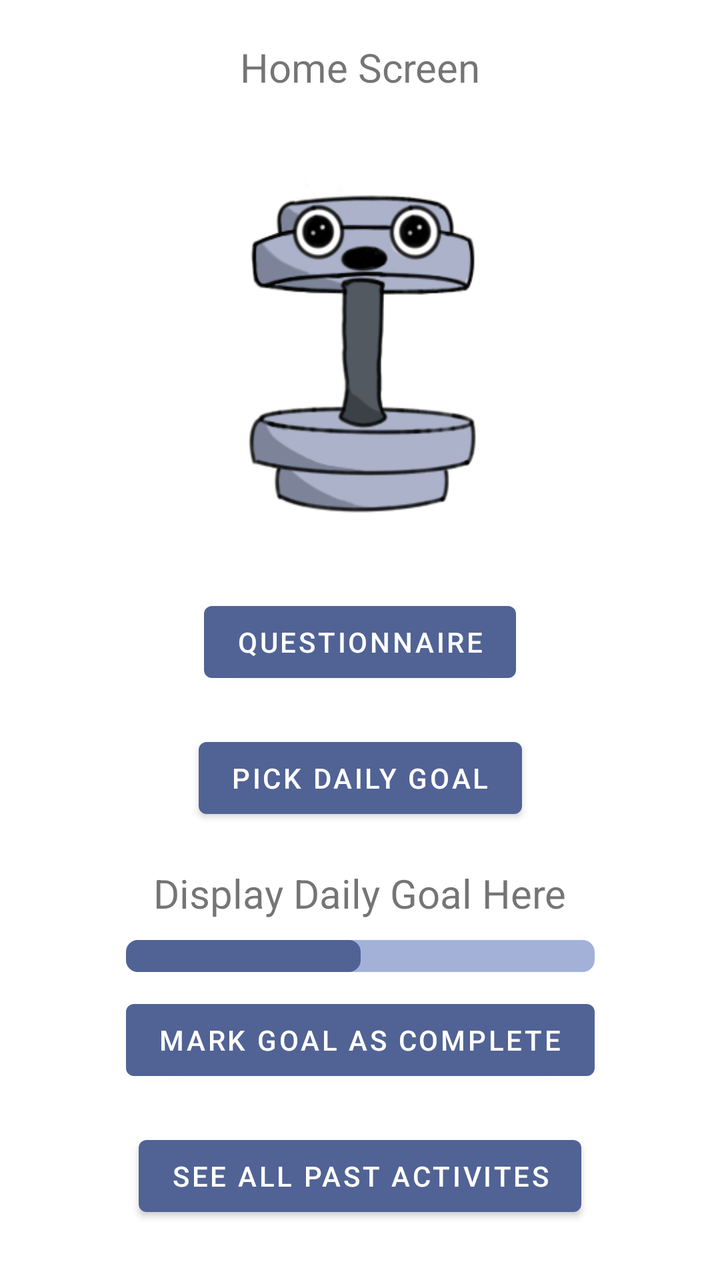
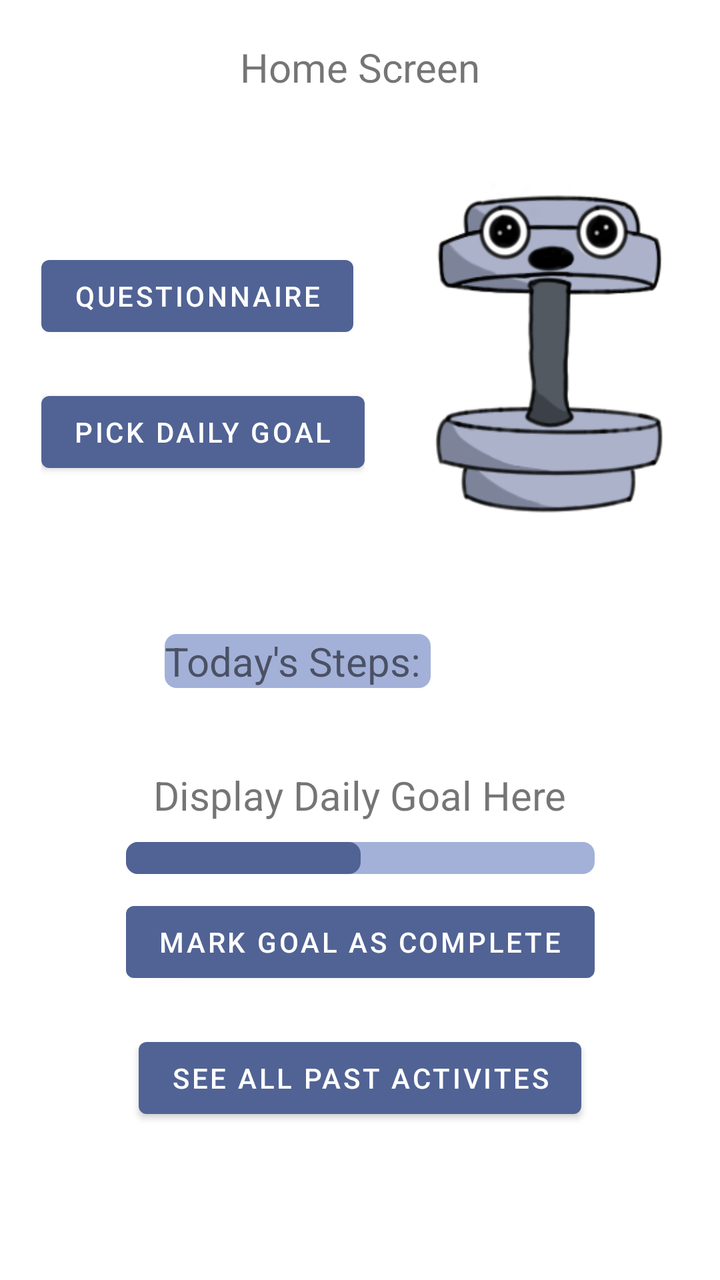

The first picture is an Android layout as it rendered before a commit; the second is the same layout after the commit. The layout source and the unified diff follow.
<!-- AndroidManifest.xml: application theme Theme.SELab23B02 -->
<!-- res/layout/fragment_home.xml -->
<?xml version="1.0" encoding="utf-8"?>
<androidx.constraintlayout.widget.ConstraintLayout xmlns:android="http://schemas.android.com/apk/res/android"
    xmlns:app="http://schemas.android.com/apk/res-auto"
    xmlns:tools="http://schemas.android.com/tools"
    android:layout_width="match_parent"
    android:layout_height="match_parent"
    tools:context=".HomeFragment">

    <ScrollView
        android:layout_width="match_parent"
        android:layout_height="match_parent">

        <androidx.constraintlayout.widget.ConstraintLayout
            android:layout_width="match_parent"
            android:layout_height="match_parent">

            <TextView
                android:id="@+id/textView"
                android:layout_width="wrap_content"
                android:layout_height="wrap_content"
                android:layout_gravity="center"
                android:text="Home Screen"
                android:textSize="20sp"
                app:layout_constraintLeft_toLeftOf="parent"
                app:layout_constraintRight_toRightOf="parent"
                app:layout_constraintTop_toTopOf="parent"
                android:layout_marginTop="20dp"
                />
            <ImageButton
                android:id="@+id/buttonLittleBeing"
                android:layout_width="132dp"
                android:layout_height="210dp"
                android:background="@drawable/little_being"
                app:layout_constraintLeft_toLeftOf="parent"
                app:layout_constraintRight_toRightOf="parent"
                app:layout_constraintTop_toBottomOf="@id/textView"
                android:layout_marginTop="20dp"/>

            <Button
                android:id="@+id/QuestionnaireButton"
                android:layout_width="wrap_content"
                android:layout_height="wrap_content"
                android:onClick="QuestionnaireClicked"
                android:text="Questionnaire"
                app:layout_constraintLeft_toLeftOf="parent"
                app:layout_constraintRight_toRightOf="parent"
                app:layout_constraintTop_toBottomOf="@id/buttonLittleBeing"
                android:layout_marginTop="20dp"/>

            <Button
                android:id="@+id/DailyGoalButton"
                android:layout_width="wrap_content"
                android:layout_height="wrap_content"
                android:onClick="PickDailyGoalClicked"
                android:text="Pick Daily Goal"
                app:layout_constraintLeft_toLeftOf="parent"
                app:layout_constraintRight_toRightOf="parent"
                app:layout_constraintTop_toBottomOf="@+id/QuestionnaireButton"
                android:layout_marginTop="20dp"/>

            <LinearLayout
                android:id="@+id/linearLayoutHome"
                android:layout_width="wrap_content"
                android:layout_height="wrap_content"
                android:divider="@drawable/divider"
                android:gravity="center"
                android:orientation="vertical"
                android:showDividers="middle"
                android:layout_marginTop="20dp"

                app:layout_constraintLeft_toLeftOf="parent"
                app:layout_constraintRight_toRightOf="parent"
                app:layout_constraintTop_toBottomOf="@+id/DailyGoalButton">

                <TextView
                    android:id="@+id/DailyGoalTxt"
                    android:layout_width="wrap_content"
                    android:layout_height="wrap_content"
                    android:text="Display Daily Goal Here"
                    android:textSize="20dp" />

                <ProgressBar
                    android:id="@+id/DailyGoalProgressBar"
                    style="?android:progressBarStyleHorizontal"
                    android:layout_width="match_parent"
                    android:layout_height="wrap_content"
                    android:indeterminate="false"
                    android:max="100"
                    android:progress="50"
                    android:progressDrawable="@drawable/progress_bar_background" />

                <Button
                    android:id="@+id/GoalCompleteButton"
                    android:layout_width="wrap_content"
                    android:layout_height="wrap_content"
                    android:onClick="markGoalAsCompleteClicked"
                    android:text="Mark Goal as Complete" />

            </LinearLayout>

            <Button
                android:id="@+id/SeeAllPastActivitiesButton"
                android:layout_width="wrap_content"
                android:layout_height="wrap_content"
                app:layout_constraintLeft_toLeftOf="parent"
                app:layout_constraintRight_toRightOf="parent"
                app:layout_constraintTop_toBottomOf="@+id/linearLayoutHome"
                app:layout_constraintBottom_toBottomOf="parent"
                android:layout_marginTop="20dp"
                android:text="See all past activites"
                android:onClick="seeAllPastActivitiesClicked"
                />
        </androidx.constraintlayout.widget.ConstraintLayout>
    </ScrollView>

</androidx.constraintlayout.widget.ConstraintLayout>
<!-- resources referenced by this layout -->
<resources>
  <!-- drawable divider (drawable) -->
  <?xml version="1.0" encoding="utf-8"?>
  <shape xmlns:android="http://schemas.android.com/apk/res/android">
      <size
          android:height="10dp"
          android:width="5dp"
          />
  </shape>
  <!-- drawable little_being: png bitmap (drawable, 34207 bytes) -->
  <!-- drawable progress_bar_background (drawable) -->
  <?xml version="1.0" encoding="utf-8"?>
  <layer-list xmlns:android="http://schemas.android.com/apk/res/android">
      <item android:id="@android:id/background">
          <shape android:shape="rectangle">
              <corners android:radius="6dp"/>
              <solid android:color="#a3b1d9"/>
          </shape>
      </item>
  
      <item android:id="@+id/progress">
          <scale android:scaleWidth="100%">
              <shape android:shape="rectangle">
                  <corners android:radius="6dp"/>
                  <solid android:color="@color/accent_color"/>
              </shape>
  
          </scale>
      </item>
  
  </layer-list>
  <style name="Theme.SELab23B02" parent="Theme.MaterialComponents.DayNight.DarkActionBar">
          
          <item name="colorPrimary">@color/accent_color</item>
          <item name="colorPrimaryVariant">@color/accent_color</item>
          <item name="colorOnPrimary">@color/white</item>
          
          <item name="colorSecondary">@color/teal_200</item>
          <item name="colorSecondaryVariant">@color/teal_700</item>
          <item name="colorOnSecondary">@color/black</item>
          
          <item name="android:statusBarColor">?attr/colorPrimaryVariant</item>
          
      </style>
  <color name="accent_color">#516395</color>
  <color name="white">#FFFFFFFF</color>
  <color name="teal_200">#FF03DAC5</color>
  <color name="teal_700">#FF018786</color>
  <color name="black">#FF000000</color>
</resources>

<!-- the commit's change to res/layout/fragment_home.xml (unified diff, before → after) -->
@@ -8,7 +8,11 @@
 
     <ScrollView
         android:layout_width="match_parent"
-        android:layout_height="match_parent">
+        android:layout_height="match_parent"
+        app:layout_constraintBottom_toBottomOf="parent"
+        app:layout_constraintLeft_toLeftOf="parent"
+        app:layout_constraintRight_toRightOf="parent"
+        app:layout_constraintTop_toTopOf="parent">
 
         <androidx.constraintlayout.widget.ConstraintLayout
             android:layout_width="match_parent"
@@ -19,65 +23,93 @@
                 android:layout_width="wrap_content"
                 android:layout_height="wrap_content"
                 android:layout_gravity="center"
+                android:layout_marginTop="20dp"
                 android:text="Home Screen"
                 android:textSize="20sp"
                 app:layout_constraintLeft_toLeftOf="parent"
                 app:layout_constraintRight_toRightOf="parent"
-                app:layout_constraintTop_toTopOf="parent"
+                app:layout_constraintTop_toTopOf="parent" />
+
+            <LinearLayout
+
+                android:id="@+id/linearLayoutHomeUpper"
+                android:layout_width="wrap_content"
+                android:layout_height="wrap_content"
                 android:layout_marginTop="20dp"
-                />
-            <ImageButton
-                android:id="@+id/buttonLittleBeing"
-                android:layout_width="132dp"
-                android:layout_height="210dp"
-                android:background="@drawable/little_being"
+                android:divider="@drawable/divider_big"
+                android:gravity="center"
+                android:orientation="horizontal"
+                android:showDividers="middle"
                 app:layout_constraintLeft_toLeftOf="parent"
                 app:layout_constraintRight_toRightOf="parent"
-                app:layout_constraintTop_toBottomOf="@id/textView"
-                android:layout_marginTop="20dp"/>
+                app:layout_constraintTop_toBottomOf="@id/textView">
 
-            <Button
-                android:id="@+id/QuestionnaireButton"
+                <LinearLayout
+                    android:id="@+id/linearLayoutHomeLittleBeing"
+                    android:layout_width="wrap_content"
+                    android:layout_height="wrap_content"
+                    android:layout_gravity="center"
+                    android:orientation="vertical"
+                    app:layout_constraintLeft_toLeftOf="parent"
+                    app:layout_constraintRight_toRightOf="parent"
+                    app:layout_constraintTop_toBottomOf="@id/buttonLittleBeing">
+
+                    <Button
+                        android:id="@+id/QuestionnaireButton"
+                        android:layout_width="wrap_content"
+                        android:layout_height="wrap_content"
+                        android:layout_marginTop="20dp"
+                        android:onClick="QuestionnaireClicked"
+                        android:text="Questionnaire" />
+
+                    <Button
+                        android:id="@+id/DailyGoalButton"
+                        android:layout_width="wrap_content"
+                        android:layout_height="wrap_content"
+                        android:layout_marginTop="20dp"
+                        android:onClick="PickDailyGoalClicked"
+                        android:text="Pick Daily Goal" />
+                </LinearLayout>
+
+                <ImageButton
+                    android:id="@+id/buttonLittleBeing"
+                    android:layout_width="132dp"
+                    android:layout_height="210dp"
+                    android:background="@drawable/little_being" />
+            </LinearLayout>
+
+            <TextView
+                android:id="@+id/textViewStepCount"
                 android:layout_width="wrap_content"
                 android:layout_height="wrap_content"
-                android:onClick="QuestionnaireClicked"
-                android:text="Questionnaire"
+                android:layout_marginTop="40dp"
+                android:text="Today's Steps: "
+                android:textSize="20sp"
                 app:layout_constraintLeft_toLeftOf="parent"
-                app:layout_constraintRight_toRightOf="parent"
-                app:layout_constraintTop_toBottomOf="@id/buttonLittleBeing"
-                android:layout_marginTop="20dp"/>
+                app:layout_constraintRight_toRightOf="@id/linearLayoutHomeDailyGoal"
+                app:layout_constraintTop_toBottomOf="@id/linearLayoutHomeUpper"
+                android:background="@drawable/progress_bar_background"/>
 
-            <Button
-                android:id="@+id/DailyGoalButton"
+            <LinearLayout
+                android:id="@+id/linearLayoutHomeDailyGoal"
                 android:layout_width="wrap_content"
                 android:layout_height="wrap_content"
-                android:onClick="PickDailyGoalClicked"
-                android:text="Pick Daily Goal"
-                app:layout_constraintLeft_toLeftOf="parent"
-                app:layout_constraintRight_toRightOf="parent"
-                app:layout_constraintTop_toBottomOf="@+id/QuestionnaireButton"
-                android:layout_marginTop="20dp"/>
-
-            <LinearLayout
-                android:id="@+id/linearLayoutHome"
-                android:layout_width="wrap_content"
-                android:layout_height="wrap_content"
+                android:layout_marginTop="40dp"
                 android:divider="@drawable/divider"
                 android:gravity="center"
                 android:orientation="vertical"
                 android:showDividers="middle"
-                android:layout_marginTop="20dp"
 
                 app:layout_constraintLeft_toLeftOf="parent"
                 app:layout_constraintRight_toRightOf="parent"
-                app:layout_constraintTop_toBottomOf="@+id/DailyGoalButton">
+                app:layout_constraintTop_toBottomOf="@+id/textViewStepCount">
 
                 <TextView
                     android:id="@+id/DailyGoalTxt"
                     android:layout_width="wrap_content"
                     android:layout_height="wrap_content"
                     android:text="Display Daily Goal Here"
-                    android:textSize="20dp" />
+                    android:textSize="20sp" />
 
                 <ProgressBar
                     android:id="@+id/DailyGoalProgressBar"
@@ -102,14 +134,13 @@
                 android:id="@+id/SeeAllPastActivitiesButton"
                 android:layout_width="wrap_content"
                 android:layout_height="wrap_content"
+                android:layout_marginTop="20dp"
+                android:onClick="seeAllPastActivitiesClicked"
+                android:text="See all past activites"
+                app:layout_constraintBottom_toBottomOf="parent"
                 app:layout_constraintLeft_toLeftOf="parent"
                 app:layout_constraintRight_toRightOf="parent"
-                app:layout_constraintTop_toBottomOf="@+id/linearLayoutHome"
-                app:layout_constraintBottom_toBottomOf="parent"
-                android:layout_marginTop="20dp"
-                android:text="See all past activites"
-                android:onClick="seeAllPastActivitiesClicked"
-                />
+                app:layout_constraintTop_toBottomOf="@+id/linearLayoutHomeDailyGoal" />
         </androidx.constraintlayout.widget.ConstraintLayout>
     </ScrollView>
 
<!-- resource entries referenced after the edit -->
@@ -6,6 +6,14 @@
       <size
           android:height="10dp"
           android:width="5dp"
+          />
+  </shape>
+  <!-- drawable divider_big (drawable) -->
+  <?xml version="1.0" encoding="utf-8"?>
+  <shape xmlns:android="http://schemas.android.com/apk/res/android">
+      <size
+          android:height="0dp"
+          android:width="25dp"
           />
   </shape>
   <!-- drawable little_being: png bitmap (drawable, 34207 bytes) -->
